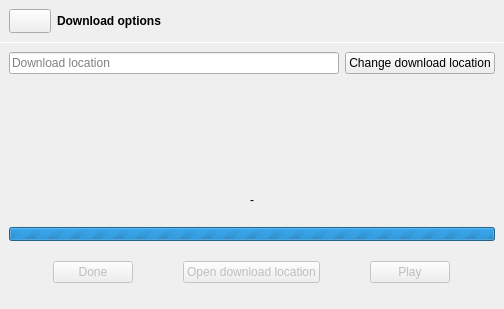
Above: src/downloadpage.ui from keshavbhatt/TikTok-Downloader before the change. Below: the same form after it.
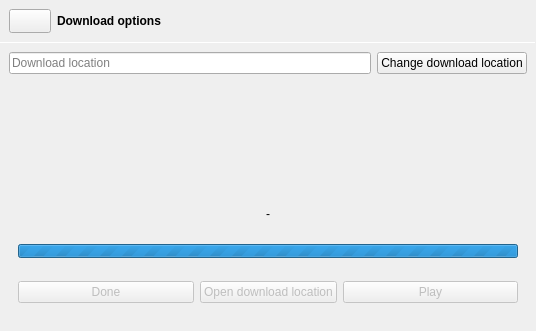
That is the form after the change. Icons and pictures are not drawn.

```diff
--- a/src/downloadpage.ui
+++ b/src/downloadpage.ui
@@ -6,8 +6,8 @@
    <rect>
     <x>0</x>
     <y>0</y>
-    <width>504</width>
-    <height>309</height>
+    <width>536</width>
+    <height>331</height>
    </rect>
   </property>
   <property name="windowTitle">
@@ -288,6 +288,14 @@
           </widget>
          </item>
          <item>
+          <layout class="QHBoxLayout" name="horizontalLayout_4">
+           <property name="leftMargin">
+            <number>9</number>
+           </property>
+           <property name="rightMargin">
+            <number>9</number>
+           </property>
+           <item>
           <widget class="QProgressBar" name="progressBar">
            <property name="maximumSize">
             <size>
@@ -306,19 +314,24 @@
            </property>
           </widget>
          </item>
+          </layout>
+         </item>
          <item>
           <layout class="QHBoxLayout" name="horizontalLayout_2">
+           <property name="sizeConstraint">
+            <enum>QLayout::SetDefaultConstraint</enum>
+           </property>
+           <property name="leftMargin">
+            <number>9</number>
+           </property>
+           <property name="rightMargin">
+            <number>9</number>
+           </property>
            <item>
             <widget class="QPushButton" name="done_button">
              <property name="enabled">
               <bool>false</bool>
              </property>
-             <property name="sizePolicy">
-              <sizepolicy hsizetype="Maximum" vsizetype="Fixed">
-               <horstretch>0</horstretch>
-               <verstretch>0</verstretch>
-              </sizepolicy>
-             </property>
              <property name="text">
               <string>Done</string>
              </property>
@@ -353,12 +366,6 @@
              <property name="enabled">
               <bool>false</bool>
              </property>
-             <property name="sizePolicy">
-              <sizepolicy hsizetype="Maximum" vsizetype="Fixed">
-               <horstretch>0</horstretch>
-               <verstretch>0</verstretch>
-              </sizepolicy>
-             </property>
              <property name="text">
               <string>Play</string>
              </property>
```
Lines whose indentation alone changed are shown as unchanged.
